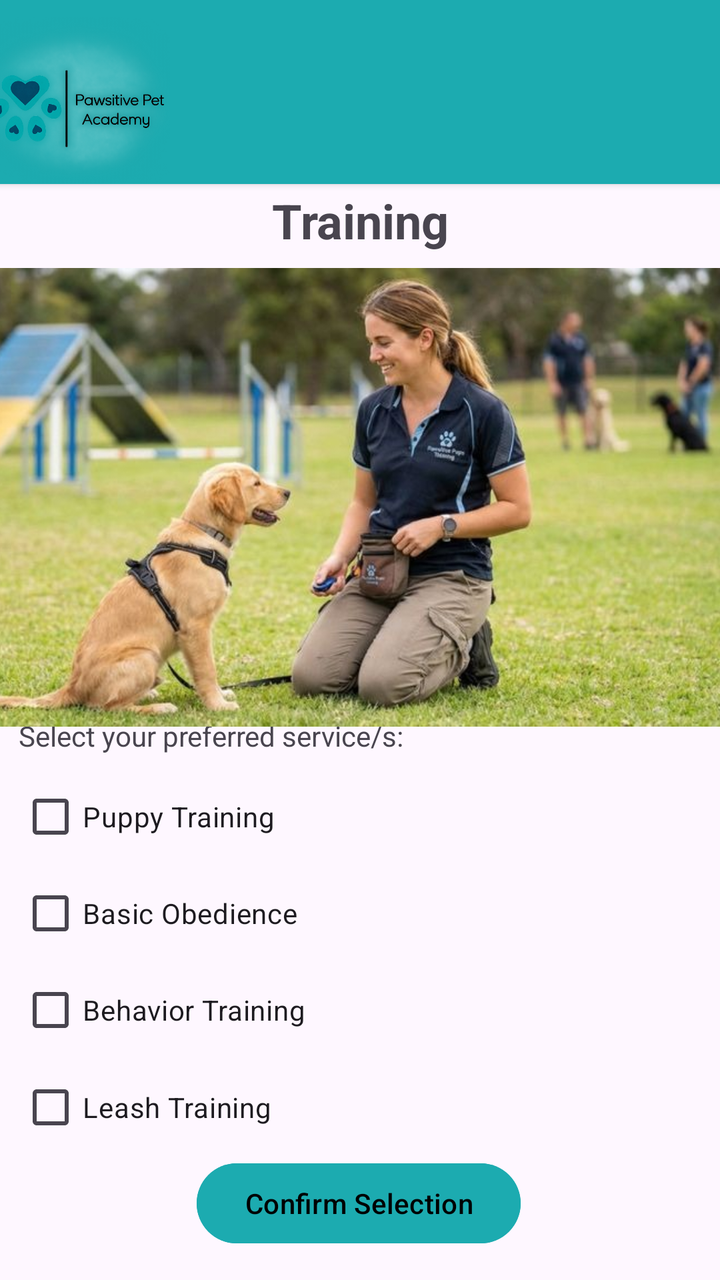
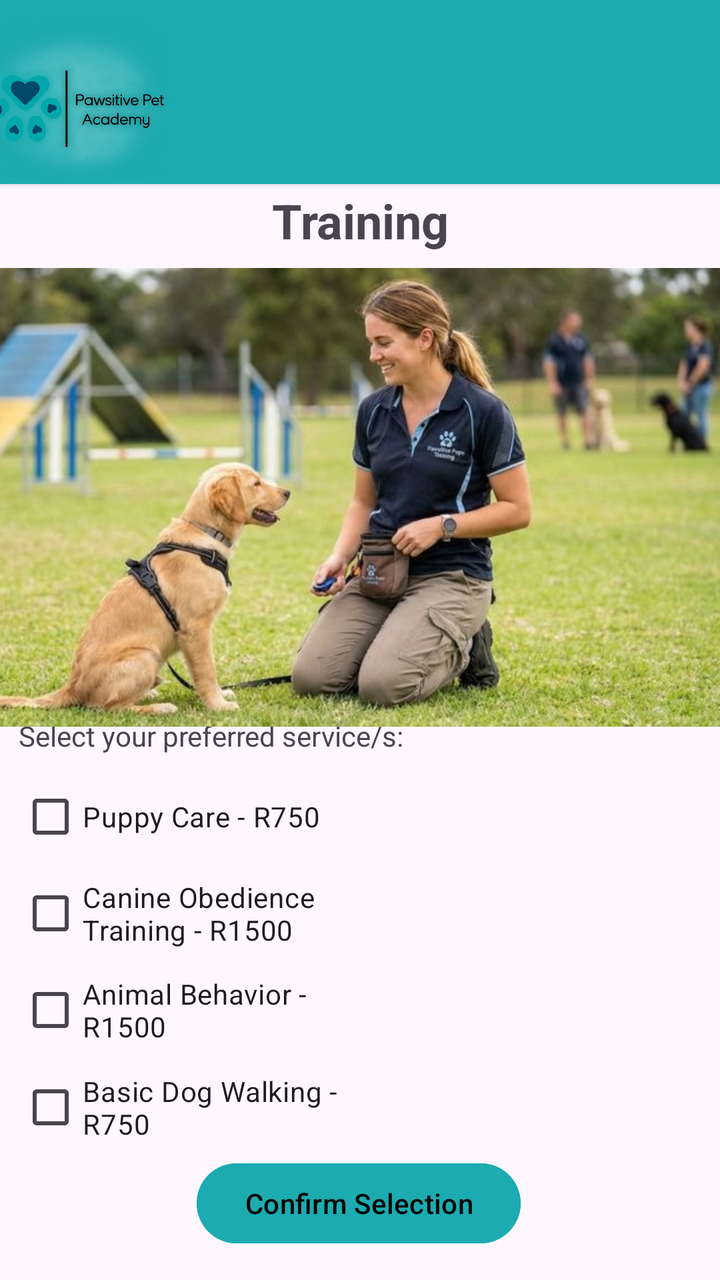

The first picture is an Android layout as it rendered before a commit; the second is the same layout after the commit. The layout source and the unified diff follow.
<!-- AndroidManifest.xml: application theme Theme.PawsitivePets -->
<!-- res/layout/activity_training.xml -->
<?xml version="1.0" encoding="utf-8"?>
<androidx.constraintlayout.widget.ConstraintLayout xmlns:android="http://schemas.android.com/apk/res/android"
    xmlns:app="http://schemas.android.com/apk/res-auto"
    xmlns:tools="http://schemas.android.com/tools"
    android:id="@+id/main"
    android:layout_width="match_parent"
    android:layout_height="match_parent"
    tools:context=".Training">

    <TextView
        android:id="@+id/txtSelect"
        android:layout_width="wrap_content"
        android:layout_height="wrap_content"
        android:text="Select your preferred service/s:"
        app:layout_constraintBottom_toBottomOf="parent"
        app:layout_constraintEnd_toEndOf="parent"
        app:layout_constraintHorizontal_bias="0.055"
        app:layout_constraintStart_toStartOf="parent"
        app:layout_constraintTop_toTopOf="parent"
        app:layout_constraintVertical_bias="0.577" />

    <CheckBox
        android:id="@+id/checkBehaviorTraining"
        android:layout_width="176dp"
        android:layout_height="56dp"
        android:text="Behavior Training"
        app:layout_constraintBottom_toBottomOf="parent"
        app:layout_constraintEnd_toEndOf="parent"
        app:layout_constraintHorizontal_bias="0.051"
        app:layout_constraintStart_toStartOf="parent"
        app:layout_constraintTop_toTopOf="parent"
        app:layout_constraintVertical_bias="0.817" />

    <CheckBox
        android:id="@+id/checkBasicObedience"
        android:layout_width="176dp"
        android:layout_height="56dp"
        android:text="Basic Obedience"
        app:layout_constraintBottom_toBottomOf="parent"
        app:layout_constraintEnd_toEndOf="parent"
        app:layout_constraintHorizontal_bias="0.051"
        app:layout_constraintStart_toStartOf="parent"
        app:layout_constraintTop_toTopOf="parent"
        app:layout_constraintVertical_bias="0.734" />

    <CheckBox
        android:id="@+id/checkLeashTraining"
        android:layout_width="176dp"
        android:layout_height="56dp"
        android:text="Leash Training"
        app:layout_constraintBottom_toBottomOf="parent"
        app:layout_constraintEnd_toEndOf="parent"
        app:layout_constraintHorizontal_bias="0.051"
        app:layout_constraintStart_toStartOf="parent"
        app:layout_constraintTop_toTopOf="parent"
        app:layout_constraintVertical_bias="0.9" />

    <CheckBox
        android:id="@+id/checkPuppyTraining"
        android:layout_width="176dp"
        android:layout_height="56dp"
        android:text="Puppy Training"
        app:layout_constraintBottom_toBottomOf="parent"
        app:layout_constraintEnd_toEndOf="parent"
        app:layout_constraintHorizontal_bias="0.051"
        app:layout_constraintStart_toStartOf="parent"
        app:layout_constraintTop_toTopOf="parent"
        app:layout_constraintVertical_bias="0.651" />

    <TextView
        android:id="@+id/txtTraining"
        android:layout_width="161dp"
        android:layout_height="37dp"
        android:gravity="center"
        android:text="Training"
        android:textSize="24sp"
        android:textStyle="bold"
        app:layout_constraintBottom_toBottomOf="parent"
        app:layout_constraintEnd_toEndOf="parent"
        app:layout_constraintStart_toStartOf="parent"
        app:layout_constraintTop_toTopOf="@+id/cardView2"
        app:layout_constraintVertical_bias="0.152" />

    <androidx.cardview.widget.CardView
        android:id="@+id/cardView2"
        android:layout_width="414dp"
        android:layout_height="92dp"
        app:cardBackgroundColor="#1CABB0"
        app:layout_constraintBottom_toBottomOf="parent"
        app:layout_constraintEnd_toEndOf="parent"
        app:layout_constraintStart_toStartOf="parent"
        app:layout_constraintTop_toTopOf="parent"
        app:layout_constraintVertical_bias="0.0">

        <ImageView
            android:id="@+id/imageView"
            android:layout_width="130dp"
            android:layout_height="match_parent"
            app:srcCompat="@drawable/logo_1" />
    </androidx.cardview.widget.CardView>

    <ImageView
        android:id="@+id/imageView2"
        android:layout_width="408dp"
        android:layout_height="268dp"
        app:layout_constraintBottom_toBottomOf="parent"
        app:layout_constraintEnd_toEndOf="parent"
        app:layout_constraintHorizontal_bias="1.0"
        app:layout_constraintStart_toStartOf="parent"
        app:layout_constraintTop_toTopOf="@+id/cardView2"
        app:layout_constraintVertical_bias="0.308"
        app:srcCompat="@drawable/whatsapp_image_2026_09_22_at_09_33_24__1_" />

    <Button
        android:id="@+id/btnConfirmSelection2"
        android:layout_width="wrap_content"
        android:layout_height="wrap_content"
        android:backgroundTint="#1CABB0"
        android:text="Confirm Selection"
        android:textColor="@color/black"
        app:layout_constraintBottom_toBottomOf="parent"
        app:layout_constraintEnd_toEndOf="parent"
        app:layout_constraintHorizontal_bias="0.497"
        app:layout_constraintStart_toStartOf="parent"
        app:layout_constraintTop_toTopOf="parent"
        app:layout_constraintVertical_bias="0.976" />
</androidx.constraintlayout.widget.ConstraintLayout>
<!-- resources referenced by this layout -->
<resources>
  <color name="black">#FF000000</color>
  <!-- drawable logo_1: png bitmap (drawable, 235545 bytes) -->
  <!-- drawable whatsapp_image_2026_09_22_at_09_33_24__1_: jpeg bitmap (drawable, 67840 bytes) -->
  <style name="Theme.PawsitivePets" parent="Base.Theme.PawsitivePets" />
  <style name="Base.Theme.PawsitivePets" parent="Theme.Material3.DayNight.NoActionBar">
          
          
      </style>
</resources>

<!-- the commit's change to res/layout/activity_training.xml (unified diff, before → after) -->
@@ -23,7 +23,7 @@
         android:id="@+id/checkBehaviorTraining"
         android:layout_width="176dp"
         android:layout_height="56dp"
-        android:text="Behavior Training"
+        android:text="Animal Behavior - R1500"
         app:layout_constraintBottom_toBottomOf="parent"
         app:layout_constraintEnd_toEndOf="parent"
         app:layout_constraintHorizontal_bias="0.051"
@@ -35,7 +35,7 @@
         android:id="@+id/checkBasicObedience"
         android:layout_width="176dp"
         android:layout_height="56dp"
-        android:text="Basic Obedience"
+        android:text="Canine Obedience Training - R1500"
         app:layout_constraintBottom_toBottomOf="parent"
         app:layout_constraintEnd_toEndOf="parent"
         app:layout_constraintHorizontal_bias="0.051"
@@ -47,7 +47,7 @@
         android:id="@+id/checkLeashTraining"
         android:layout_width="176dp"
         android:layout_height="56dp"
-        android:text="Leash Training"
+        android:text="Basic Dog Walking - R750"
         app:layout_constraintBottom_toBottomOf="parent"
         app:layout_constraintEnd_toEndOf="parent"
         app:layout_constraintHorizontal_bias="0.051"
@@ -59,7 +59,7 @@
         android:id="@+id/checkPuppyTraining"
         android:layout_width="176dp"
         android:layout_height="56dp"
-        android:text="Puppy Training"
+        android:text="Puppy Care - R750"
         app:layout_constraintBottom_toBottomOf="parent"
         app:layout_constraintEnd_toEndOf="parent"
         app:layout_constraintHorizontal_bias="0.051"
